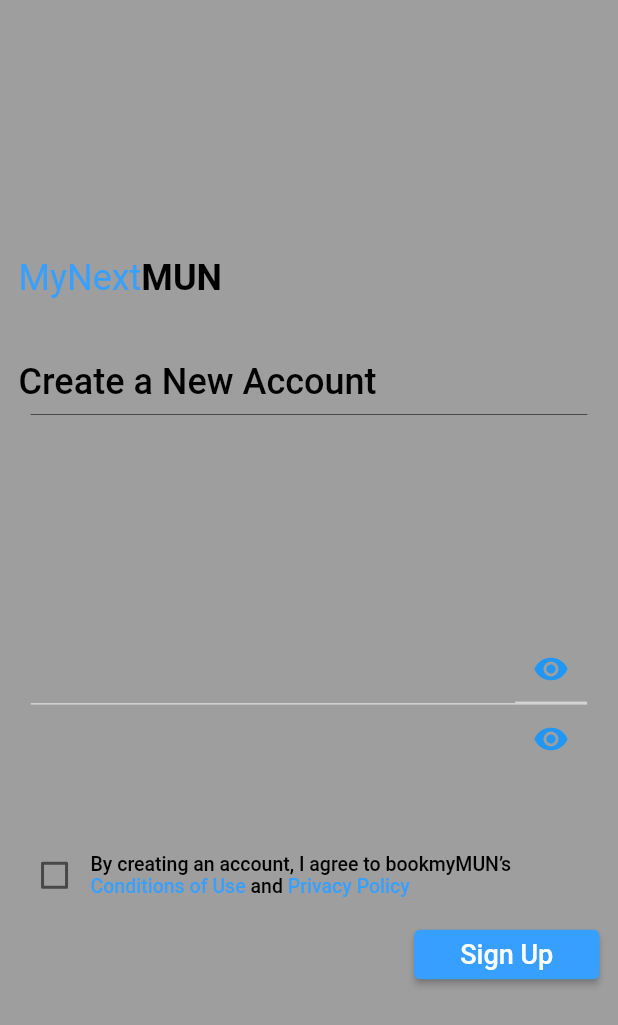
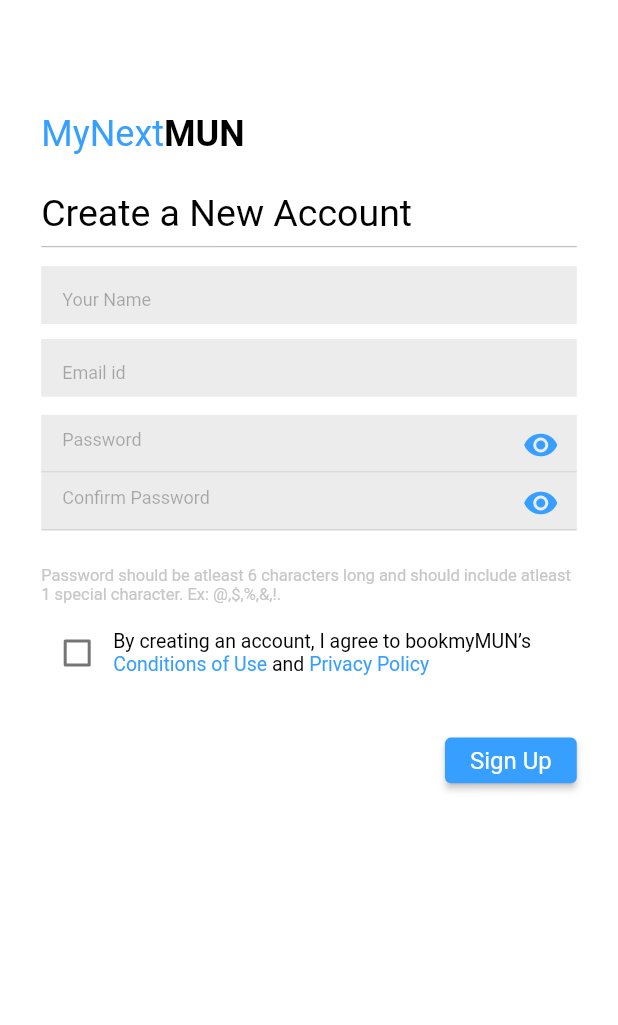
Before and after one commit to smit-mist/The-MUN, a Flutter app: the SignUpScreen screen opened by its route, on a phone screen of 412 x 824 dp. Shown: the top 1025 px of the screen. Run offline on Flutter 3.47's test engine with Material 2 defaults, Android fonts, the phone set to English and light mode, and no system bars; our stand-ins replace chewie, cloud_firestore, firebase_auth, firebase_core, flutter_rating_bar, flutter_spinkit and 4 more; accounts and stored records are empty; Roboto replaces fonts that are missing (RobotoLight).

Commit message:
Signup Screen Done

```diff
--- a/mun/lib/views/authentication/signup_screen.dart
+++ b/mun/lib/views/authentication/signup_screen.dart
@@ -59,41 +59,46 @@ class _SignUpScreenState extends State<SignUpScreen> {
     return isLoading
         ? Loading()
         : Scaffold(
-            body: Center(
+            body: Container(
+              color: Colors.white,
+              height: h,
+              width: w,
               child: SingleChildScrollView(
+                physics: NeverScrollableScrollPhysics(),
                 child: Padding(
-                  padding: EdgeInsets.all(h * 0.015),
+                  padding:
+                      EdgeInsets.symmetric(horizontal: w * (25 / kScreenWidth)),
                   child: Column(
                     crossAxisAlignment: CrossAxisAlignment.start,
                     children: [
+                      SizedBox(
+                        height: h * (74 / kScreenHeight),
+                      ),
                       MUNLogo(),
                       SizedBox(
-                        height: h * 0.05,
+                        height: h * (24 / kScreenHeight),
                       ),
                       Text(
                         'Create a New Account',
-                        style: robotoMedium(size:24),
-                      ),
-                      Padding(
-                        padding: const EdgeInsets.symmetric(horizontal: 8.0),
-                        child: Divider(
-                          color: Colors.black54,
+                        style: robotoLight(
+                          size: 25.0,
+                          color: Colors.black,
                         ),
                       ),
-                      Center(
-                        child: SingleChildScrollView(
-                          child: Padding(
-                            padding: EdgeInsets.all(h * 0.01),
-                            child: Center(
-                              child: Form(
+                      Divider(
+                        color: Colors.black.withOpacity(0.3),
+                      ),
+                      Form(
                         key: _key,
                         child: Column(
                           crossAxisAlignment: CrossAxisAlignment.center,
-                                  mainAxisAlignment:
-                                      MainAxisAlignment.spaceBetween,
                           children: [
+                            SizedBox(
+                              height: 5.0,
+                            ),
                             Container(
-                                      height: h * 0.055,
+                              color: kGreyShade,
+                              height: h * (38 / kScreenHeight),
                               child: TextFormField(
                                 validator: (value) {
                                   return value.isEmpty
@@ -105,42 +110,75 @@ class _SignUpScreenState extends State<SignUpScreen> {
                                     name = change;
                                   });
                                 },
-                                        decoration:
-                                            textFieldDecoration(' Your Name'),
+                                decoration: InputDecoration(
+                                  hintStyle: robotoRegular(
+                                    size: 12.0,
+                                    color: Colors.black.withOpacity(0.3),
+                                  ),
+                                  hintText: 'Your Name',
+                                  contentPadding:
+                                      EdgeInsets.fromLTRB(14.0, 12.0, 0, 12.0),
+                                  border: OutlineInputBorder(
+                                    borderRadius: BorderRadius.circular(3),
+                                    borderSide: BorderSide(
+                                      width: 0,
+                                      style: BorderStyle.none,
+                                    ),
+                                  ),
+                                ),
                                 cursorColor: Colors.black,
                               ),
                             ),
                             SizedBox(
-                                      height: h * 0.025,
+                              height: 10,
                             ),
                             Container(
-                                      height: h * 0.055,
+                              color: kGreyShade,
+                              height: h * (38 / kScreenHeight),
                               child: TextFormField(
                                 validator: (value) {
-                                          return (value.isEmpty ||
-                                                  !RegExp(r"^[a-zA-Z0-9.a-zA-Z0-9.!#$%&'*+-/=?^_`{|}~]+@[a-zA-Z0-9]+\.[a-zA-Z]+")
-                                                      .hasMatch(value))
-                                              ? 'Enter a valid email'
+                                  return value.isEmpty
+                                      ? 'Enter a proper username'
                                       : null;
                                 },
-                                        cursorColor: Colors.black,
                                 onChanged: (change) {
                                   setState(() {
-                                            email = change;
+                                    name = change;
                                   });
                                 },
-                                        decoration:
-                                            textFieldDecoration('Email id'),
+                                decoration: InputDecoration(
+                                  hintStyle: robotoRegular(
+                                    size: 12.0,
+                                    color: Colors.black.withOpacity(0.3),
+                                  ),
+                                  hintText: 'Email id',
+                                  contentPadding:
+                                      EdgeInsets.fromLTRB(14.0, 13.0, 0, 11.0),
+                                  border: OutlineInputBorder(
+                                    borderRadius: BorderRadius.circular(3),
+                                    borderSide: BorderSide(
+                                      width: 0,
+                                      style: BorderStyle.none,
+                                    ),
+                                  ),
+                                ),
+                                cursorColor: Colors.black,
                               ),
                             ),
                             SizedBox(
-                                      height: h * 0.025,
+                              height: 12,
                             ),
                             Container(
-                                        height: h * 0.055,
+                              height: h * (38 / kScreenHeight),
+                              decoration: BoxDecoration(
+                                color: kGreyShade,
+                                border: Border(
+                                  bottom: BorderSide(
+                                    color: Colors.grey[350],
+                                  ),
+                                ),
+                              ),
                               child: Row(
-                                          mainAxisAlignment:
-                                              MainAxisAlignment.spaceBetween,
                                 children: [
                                   Expanded(
                                     child: TextFormField(
@@ -156,17 +194,38 @@ class _SignUpScreenState extends State<SignUpScreen> {
                                           password1 = change;
                                         });
                                       },
-                                                obscureText:
-                                                    isVisible ? false : true,
-                                                decoration: textFieldDecoration(
-                                                    'Password'),
+                                      obscureText: isVisible ? false : true,
+                                      decoration: InputDecoration(
+                                        hintStyle: robotoRegular(
+                                          size: 12.0,
+                                          color: Colors.black.withOpacity(0.3),
                                         ),
+                                        hintText: 'Password',
+                                        contentPadding: EdgeInsets.fromLTRB(
+                                          14.0,
+                                          9.0,
+                                          0,
+                                          h * (36 / kScreenHeight),
+                                        ),
+                                        border: OutlineInputBorder(
+                                          borderRadius:
+                                              BorderRadius.circular(3),
+                                          borderSide: BorderSide(
+                                            width: 0,
+                                            style: BorderStyle.none,
+                                          ),
+                                        ),
+                                      ),
+                                    ),
+                                  ),
+                                  SizedBox(
+                                    width: w * (199 / kScreenWidth),
                                   ),
                                   Container(
                                     child: IconButton(
                                       icon: Icon(
                                         Icons.remove_red_eye_sharp,
-                                                  color: Colors.blue,
+                                        color: kBlueShade,
                                       ),
                                       onPressed: () {
                                         setState(() {
@@ -174,89 +233,97 @@ class _SignUpScreenState extends State<SignUpScreen> {
                                         });
                                       },
                                     ),
+                                  ),
+                                ],
+                              ),
+                            ),
+                            Container(
+                              height: h * (38 / kScreenHeight),
                               decoration: BoxDecoration(
-                                                color: Colors.grey
-                                                    .withOpacity(0.1),
+                                color: kGreyShade,
                                 border: Border(
                                   bottom: BorderSide(
                                     color: Colors.grey[350],
                                   ),
                                 ),
                               ),
-                                            ),
-                                          ],
-                                        ),
-                                        decoration: BoxDecoration(
-                                          border: Border(
-                                              bottom: BorderSide(
-                                                  color: Colors.grey[350])),
-                                        )),
-                                    Container(
-                                      height: h * 0.055,
                               child: Row(
-                                        mainAxisAlignment:
-                                            MainAxisAlignment.spaceBetween,
                                 children: [
-                                          Flexible(
+                                  Expanded(
                                     child: TextFormField(
+                                      validator: (value) {
+                                        return (value.isEmpty ||
+                                                value.length < 8)
+                                            ? 'Invalid Password'
+                                            : null;
+                                      },
                                       cursorColor: Colors.black,
                                       onChanged: (change) {
                                         setState(() {
-                                                  password2 = change;
+                                          password1 = change;
                                         });
                                       },
-                                              obscureText:
-                                                  isVisible ? false : true,
-                                              decoration: textFieldDecoration(
-                                                  'Confirm Password'),
-                                              validator: (value) {
-                                                return (password2 != password1)
-                                                    ? 'Passwords don\'t match'
-                                                    : null;
-                                              },
+                                      obscureText: isVisible ? false : true,
+                                      decoration: InputDecoration(
+                                        hintStyle: robotoRegular(
+                                          size: 12.0,
+                                          color: Colors.black.withOpacity(0.3),
+                                        ),
+                                        hintText: 'Confirm Password',
+                                        contentPadding: EdgeInsets.fromLTRB(
+                                          14.0,
+                                          9.0,
+                                          0,
+                                          h * (36 / kScreenHeight),
+                                        ),
+                                        border: OutlineInputBorder(
+                                          borderRadius:
+                                              BorderRadius.circular(3),
+                                          borderSide: BorderSide(
+                                            width: 0,
+                                            style: BorderStyle.none,
                                           ),
                                         ),
+                                      ),
+                                    ),
+                                  ),
+                                  SizedBox(
+                                    width: w * (170 / kScreenWidth),
+                                  ),
                                   Container(
-                                            color: Colors.grey.withOpacity(0.1),
                                     child: IconButton(
                                       icon: Icon(
                                         Icons.remove_red_eye_sharp,
-                                                  color: Colors.blue,
+                                        color: kBlueShade,
                                       ),
                                       onPressed: () {
                                         setState(() {
                                           isVisible = true;
                                         });
-                                                }),
-                                          )
+                                      },
+                                    ),
+                                  ),
                                 ],
                               ),
                             ),
                           ],
                         ),
                       ),
+                      SizedBox(
+                        height: h * (23 / kScreenHeight),
                       ),
-                          ),
-                        ),
-                      ),
-                      Container(
-                        padding: EdgeInsets.symmetric(horizontal: 8.0),
-                        child: Text(
+                      Text(
                         'Password should be atleast 6 characters long and should include atleast 1 special character. Ex: @,\$,%,&,!.',
-                          style: robotoMedium(size:12).copyWith(color: Colors.grey),
+                        style: robotoRegular(
+                          size: 11.0,
+                          color: Color(0xffC7C7C7),
                         ),
                       ),
                       SizedBox(
                         height: h * 0.01,
                       ),
-                      FormField(
-                        validator: (value) {
-                          return (!isAccepted)
-                              ? 'Please accept the terms and conditions'
-                              : null;
-                        },
-                        builder: (state) {
-                          return Row(
+                      Row(
+                        mainAxisAlignment: MainAxisAlignment.start,
                         crossAxisAlignment: CrossAxisAlignment.center,
                         children: [
                           Checkbox(
@@ -269,32 +336,39 @@ class _SignUpScreenState extends State<SignUpScreen> {
                             },
                           ),
                           Container(
-                                width: w * 0.8,
+                            width: w * 0.68,
                             child: Wrap(
                               children: [
                                 Text(
                                   "By creating an account, I agree to bookmyMUN’s ",
-                                      style: robotoMedium(size:13).copyWith(
-                                          fontWeight: FontWeight.w400),
+                                  style: robotoLight(
+                                    size: 13.0,
+                                    color: Colors.black,
+                                  ),
                                 ),
                                 GestureDetector(
                                   onTap: () {},
                                   child: Text(
                                     'Conditions of Use ',
-                                        style: robotoMedium(size:13).copyWith(
+                                    style: robotoLight(
+                                      size: 13.0,
                                       color: kBlueShade,
                                     ),
                                   ),
                                 ),
                                 Text(
                                   'and',
-                                      style: robotoMedium(size:13),
+                                  style: robotoLight(
+                                    size: 13.0,
+                                    color: Colors.black,
+                                  ),
                                 ),
                                 GestureDetector(
                                   onTap: () {},
                                   child: Text(
                                     ' Privacy Policy',
-                                        style: robotoMedium(size:13).copyWith(
+                                    style: robotoLight(
+                                      size: 13.0,
                                       color: kBlueShade,
                                     ),
                                   ),
@@ -303,17 +377,15 @@ class _SignUpScreenState extends State<SignUpScreen> {
                             ),
                           ),
                         ],
-                          );
-                        },
                       ),
                       SizedBox(
-                        height: h * 0.015,
+                        height: h * (32 / kScreenHeight),
                       ),
                       Container(
                         alignment: Alignment.centerRight,
                         child: Container(
-                          height: h * 0.04,
-                          width: w * 0.3,
+                          height: h * (30 / kScreenHeight),
+                          width: w * (80 / kScreenWidth),
                           child: ElevatedButton(
                             style: ButtonStyle(
                               backgroundColor:
@@ -324,12 +396,18 @@ class _SignUpScreenState extends State<SignUpScreen> {
                             },
                             child: Text(
                               'Sign Up',
-                              style: robotoMedium(size:18).copyWith(
+                              style: robotoRegular(
+                                size: 16.0,
                                 color: Colors.white,
-                                  fontWeight: FontWeight.w400),
+                              ).copyWith(
+                                fontWeight: FontWeight.w400,
                               ),
                             ),
                           ),
+                        ),
+                      ),
+                      SizedBox(
+                        height: h * (329 / kScreenHeight),
                       ),
                     ],
                   ),
```
Lines whose indentation alone changed are shown as unchanged.
